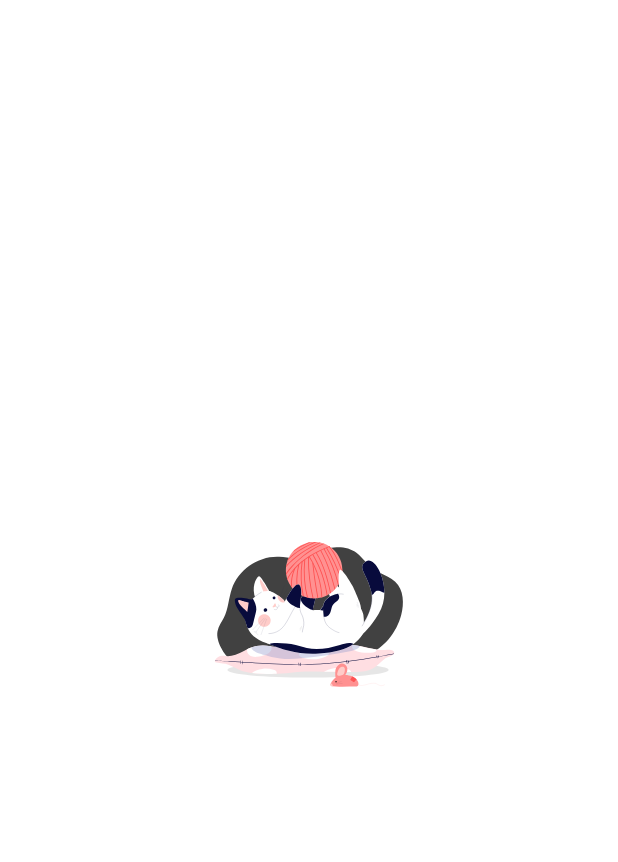
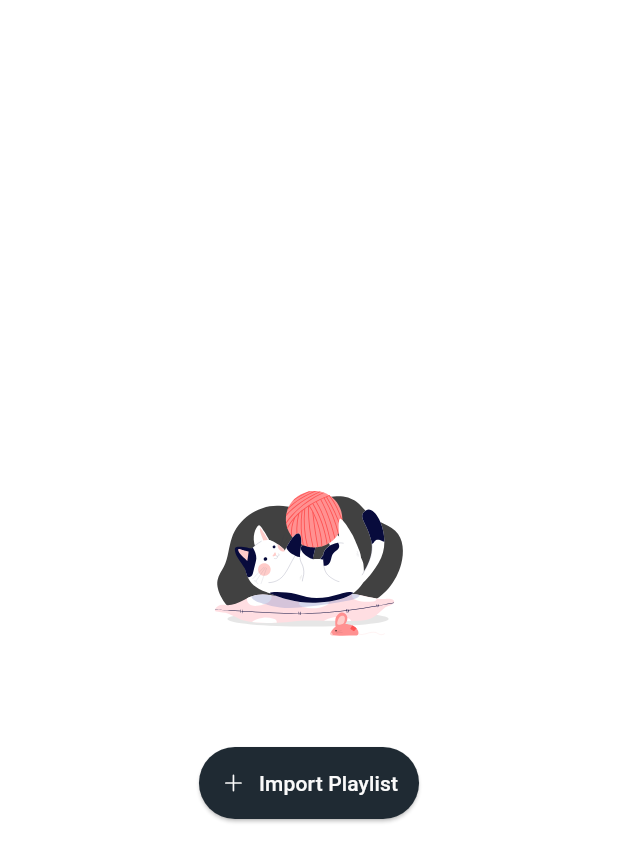
Before and after one commit to danfq/Yoink, a Flutter app: the Playlists screen opened by its route, on a phone screen of 412 x 824 dp. Shown: the top 862 px of the screen. Run offline on Flutter 3.47's test engine with Material 3 defaults, Android fonts, the phone set to English and light mode, and no system bars; drawn by our look-alikes of lottie, toastification; our stand-ins replace adaptive_theme, file_picker, flutter_advanced_drawer, flutter_vector_icons, get, google_fonts and 5 more; missing offline and left inert: ffmpeg_kit_flutter, youtube_explode_dart; accounts and stored records are empty.

Commit message:
Added Ability to Import Playlists

```diff
--- a/lib/pages/youtube/playlists.dart
+++ b/lib/pages/youtube/playlists.dart
@@ -48,7 +48,10 @@ class _PlaylistsState extends State<Playlists> {
 
   @override
   Widget build(BuildContext context) {
-    return playlists.isNotEmpty
+    return Stack(
+      children: [
+        //Playlists
+        playlists.isNotEmpty
             ? ListView.builder(
                 itemCount: playlists.length,
                 itemBuilder: (context, index) {
@@ -61,8 +64,47 @@ class _PlaylistsState extends State<Playlists> {
                   );
                 },
               )
-        : Center(
-            child: AnimHandler.asset(animation: "empty"),
+            : Column(
+                mainAxisAlignment: MainAxisAlignment.center,
+                children: [
+                  //Animation
+                  Center(
+                    child: AnimHandler.asset(animation: "empty", reverse: true),
+                  ),
+
+                  //Spacing
+                  const SizedBox(height: 20),
+
+                  //Import Playlist
+                  Center(
+                    child: Buttons.elevatedIcon(
+                      text: "Import Playlist",
+                      icon: Ionicons.ios_add_outline,
+                      onTap: () async {
+                        //Initialize Import Procedure
+                        await API.importPlaylist();
+                      },
+                    ),
+                  ),
+                ],
+              ),
+
+        //Import Playlist - Bottom Right
+        Padding(
+          padding: const EdgeInsets.all(20.0),
+          child: Visibility(
+            visible: playlists.isNotEmpty,
+            child: Align(
+              alignment: Alignment.bottomRight,
+              child: Buttons.iconFilled(
+                icon: Ionicons.ios_add_outline,
+                backgroundColor: Theme.of(context).cardColor,
+                onTap: () {},
+              ),
+            ),
+          ),
+        ),
+      ],
     );
   }
 
```
Also changed, not shown: lib/util/data/api.dart (+81 -0 lines). Lines whose indentation alone changed are shown as unchanged.
